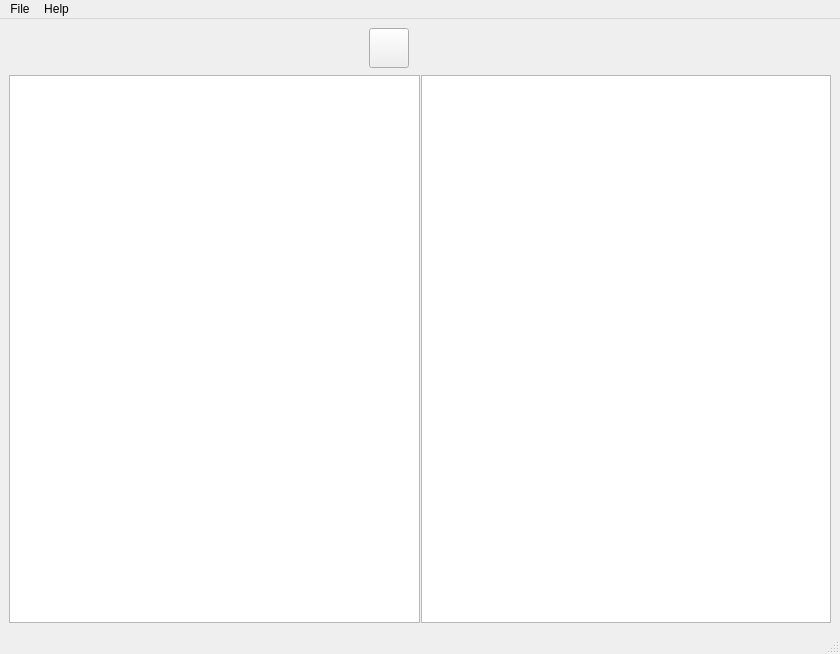
Old version of the form ic6_comm.ui in the repository xmartinly/ic6comm.
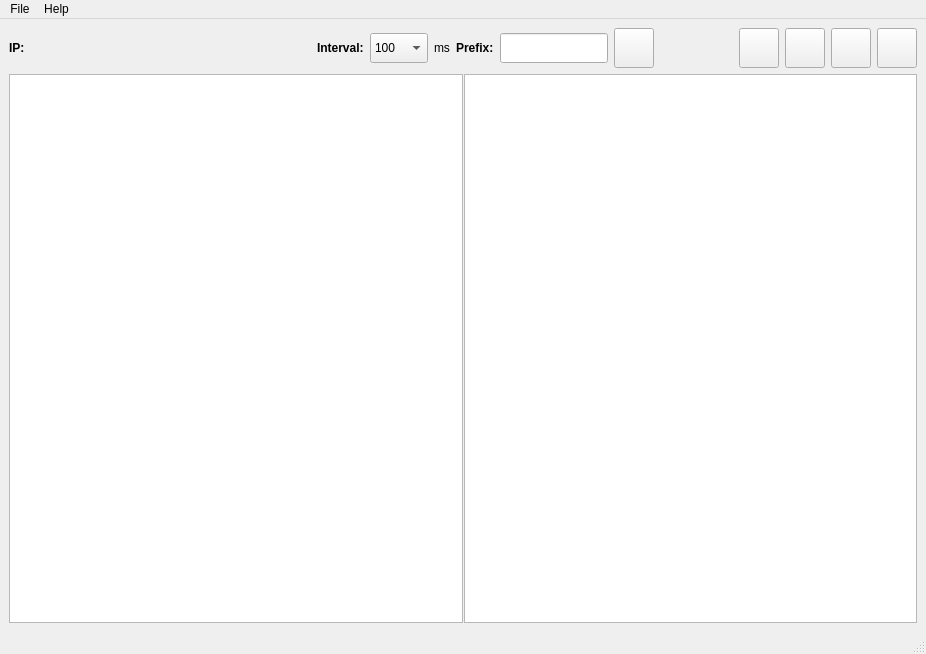
New version of the form. Icons and pictures are not drawn. Custom widgets are drawn as their Qt base class.

The edit to the form file:
```diff
--- a/ic6_comm.ui
+++ b/ic6_comm.ui
@@ -6,7 +6,7 @@
    <rect>
     <x>0</x>
     <y>0</y>
-    <width>840</width>
+    <width>926</width>
     <height>654</height>
    </rect>
   </property>
@@ -15,112 +15,74 @@
   </property>
   <widget class="QWidget" name="centralwidget">
    <layout class="QGridLayout" name="gridLayout" rowstretch="1,99">
-    <property name="verticalSpacing">
-     <number>7</number>
-    </property>
-    <item row="0" column="0">
-     <layout class="QHBoxLayout" name="horizontalLayout">
+    <item row="0" column="3">
+     <widget class="QComboBox" name="comboBox">
+      <property name="minimumSize">
+       <size>
+        <width>0</width>
+        <height>30</height>
+       </size>
+      </property>
       <item>
-       <widget class="IPAddress" name="widget" native="true">
-        <property name="minimumSize">
-         <size>
-          <width>340</width>
-          <height>40</height>
-         </size>
-        </property>
-        <property name="maximumSize">
-         <size>
-          <width>340</width>
-          <height>40</height>
-         </size>
-        </property>
-        <property name="font">
-         <font>
-          <pointsize>9</pointsize>
-         </font>
-        </property>
-        <property name="styleSheet">
-         <string notr="true"/>
-        </property>
-       </widget>
+       <property name="text">
+        <string>100</string>
+       </property>
       </item>
       <item>
-       <spacer name="horizontalSpacer_2">
-        <property name="orientation">
-         <enum>Qt::Horizontal</enum>
-        </property>
-        <property name="sizeType">
-         <enum>QSizePolicy::Fixed</enum>
-        </property>
-        <property name="sizeHint" stdset="0">
-         <size>
-          <width>20</width>
-          <height>20</height>
-         </size>
-        </property>
-       </spacer>
+       <property name="text">
+        <string>200</string>
+       </property>
       </item>
       <item>
-       <widget class="QToolButton" name="toolButton">
-        <property name="minimumSize">
-         <size>
-          <width>40</width>
-          <height>40</height>
-         </size>
-        </property>
-        <property name="maximumSize">
-         <size>
-          <width>40</width>
-          <height>40</height>
-         </size>
-        </property>
-        <property name="text">
-         <string/>
-        </property>
-        <property name="icon">
-         <iconset resource="facade/res.qrc">
-          <normaloff>:/Picture/svg/wm_search.svg</normaloff>:/Picture/svg/wm_search.svg</iconset>
-        </property>
-        <property name="iconSize">
-         <size>
-          <width>36</width>
-          <height>36</height>
-         </size>
-        </property>
-       </widget>
+       <property name="text">
+        <string>500</string>
+       </property>
       </item>
       <item>
-       <spacer name="horizontalSpacer">
-        <property name="orientation">
-         <enum>Qt::Horizontal</enum>
-        </property>
-        <property name="sizeType">
-         <enum>QSizePolicy::Fixed</enum>
-        </property>
-        <property name="sizeHint" stdset="0">
-         <size>
-          <width>40</width>
-          <height>20</height>
-         </size>
-        </property>
-       </spacer>
+       <property name="text">
+        <string>1000</string>
+       </property>
       </item>
       <item>
-       <widget class="QLabel" name="label">
-        <property name="font">
-         <font>
-          <pointsize>11</pointsize>
-          <italic>false</italic>
-         </font>
-        </property>
-        <property name="text">
-         <string/>
-        </property>
-       </widget>
+       <property name="text">
+        <string>2000</string>
+       </property>
       </item>
-     </layout>
+     </widget>
     </item>
-    <item row="1" column="0">
+    <item row="0" column="10">
+     <widget class="QToolButton" name="tb_stop">
+      <property name="minimumSize">
+       <size>
+        <width>40</width>
+        <height>40</height>
+       </size>
+      </property>
+      <property name="maximumSize">
+       <size>
+        <width>40</width>
+        <height>40</height>
+       </size>
+      </property>
+      <property name="toolTip">
+       <string>Stop all</string>
+      </property>
+      <property name="text">
+       <string/>
+      </property>
+      <property name="icon">
+       <iconset resource="facade/res.qrc">
+        <normaloff>:/Picture/svg/wm_stop.svg</normaloff>:/Picture/svg/wm_stop.svg</iconset>
+      </property>
+      <property name="iconSize">
+       <size>
+        <width>36</width>
+        <height>36</height>
+       </size>
+      </property>
+     </widget>
+    </item>
+    <item row="1" column="0" colspan="13">
      <widget class="QSplitter" name="splitter">
       <property name="styleSheet">
        <string notr="true"/>
@@ -135,6 +97,234 @@
       <widget class="QTableWidget" name="tbl_detail"/>
      </widget>
     </item>
+    <item row="0" column="11">
+     <widget class="QToolButton" name="tb_restart">
+      <property name="minimumSize">
+       <size>
+        <width>40</width>
+        <height>40</height>
+       </size>
+      </property>
+      <property name="maximumSize">
+       <size>
+        <width>40</width>
+        <height>40</height>
+       </size>
+      </property>
+      <property name="toolTip">
+       <string>Restart all</string>
+      </property>
+      <property name="text">
+       <string/>
+      </property>
+      <property name="icon">
+       <iconset resource="facade/res.qrc">
+        <normaloff>:/Picture/svg/wm_restart.svg</normaloff>:/Picture/svg/wm_restart.svg</iconset>
+      </property>
+      <property name="iconSize">
+       <size>
+        <width>36</width>
+        <height>36</height>
+       </size>
+      </property>
+     </widget>
+    </item>
+    <item row="0" column="1">
+     <widget class="IPAddress" name="widget" native="true">
+      <property name="minimumSize">
+       <size>
+        <width>280</width>
+        <height>25</height>
+       </size>
+      </property>
+     </widget>
+    </item>
+    <item row="0" column="2">
+     <widget class="QLabel" name="label_4">
+      <property name="minimumSize">
+       <size>
+        <width>0</width>
+        <height>30</height>
+       </size>
+      </property>
+      <property name="font">
+       <font>
+        <bold>true</bold>
+       </font>
+      </property>
+      <property name="text">
+       <string>Interval:</string>
+      </property>
+     </widget>
+    </item>
+    <item row="0" column="9">
+     <widget class="QToolButton" name="tb_start">
+      <property name="minimumSize">
+       <size>
+        <width>40</width>
+        <height>40</height>
+       </size>
+      </property>
+      <property name="maximumSize">
+       <size>
+        <width>40</width>
+        <height>40</height>
+       </size>
+      </property>
+      <property name="toolTip">
+       <string>Start all</string>
+      </property>
+      <property name="text">
+       <string/>
+      </property>
+      <property name="icon">
+       <iconset resource="facade/res.qrc">
+        <normaloff>:/Picture/svg/wm_play.svg</normaloff>:/Picture/svg/wm_play.svg</iconset>
+      </property>
+      <property name="iconSize">
+       <size>
+        <width>36</width>
+        <height>36</height>
+       </size>
+      </property>
+     </widget>
+    </item>
+    <item row="0" column="6">
+     <widget class="QLineEdit" name="lineEdit">
+      <property name="minimumSize">
+       <size>
+        <width>0</width>
+        <height>30</height>
+       </size>
+      </property>
+     </widget>
+    </item>
+    <item row="0" column="0">
+     <widget class="QLabel" name="label_2">
+      <property name="minimumSize">
+       <size>
+        <width>0</width>
+        <height>35</height>
+       </size>
+      </property>
+      <property name="font">
+       <font>
+        <bold>true</bold>
+       </font>
+      </property>
+      <property name="text">
+       <string>IP:</string>
+      </property>
+     </widget>
+    </item>
+    <item row="0" column="12">
+     <widget class="QToolButton" name="tb_folder">
+      <property name="minimumSize">
+       <size>
+        <width>40</width>
+        <height>40</height>
+       </size>
+      </property>
+      <property name="maximumSize">
+       <size>
+        <width>40</width>
+        <height>40</height>
+       </size>
+      </property>
+      <property name="toolTip">
+       <string>Open data folder</string>
+      </property>
+      <property name="text">
+       <string/>
+      </property>
+      <property name="icon">
+       <iconset resource="facade/res.qrc">
+        <normaloff>:/Picture/svg/wm_opened_folder.svg</normaloff>:/Picture/svg/wm_opened_folder.svg</iconset>
+      </property>
+      <property name="iconSize">
+       <size>
+        <width>36</width>
+        <height>36</height>
+       </size>
+      </property>
+     </widget>
+    </item>
+    <item row="0" column="4">
+     <widget class="QLabel" name="label_3">
+      <property name="minimumSize">
+       <size>
+        <width>0</width>
+        <height>35</height>
+       </size>
+      </property>
+      <property name="text">
+       <string>ms</string>
+      </property>
+     </widget>
+    </item>
+    <item row="0" column="5">
+     <widget class="QLabel" name="label_5">
+      <property name="minimumSize">
+       <size>
+        <width>0</width>
+        <height>35</height>
+       </size>
+      </property>
+      <property name="font">
+       <font>
+        <bold>true</bold>
+       </font>
+      </property>
+      <property name="text">
+       <string>Prefix:</string>
+      </property>
+     </widget>
+    </item>
+    <item row="0" column="7">
+     <widget class="QToolButton" name="tb_new">
+      <property name="minimumSize">
+       <size>
+        <width>40</width>
+        <height>40</height>
+       </size>
+      </property>
+      <property name="maximumSize">
+       <size>
+        <width>40</width>
+        <height>40</height>
+       </size>
+      </property>
+      <property name="toolTip">
+       <string>Add new IC/6</string>
+      </property>
+      <property name="text">
+       <string/>
+      </property>
+      <property name="icon">
+       <iconset resource="facade/res.qrc">
+        <normaloff>:/Picture/svg/wm_new_copy.svg</normaloff>:/Picture/svg/wm_new_copy.svg</iconset>
+      </property>
+      <property name="iconSize">
+       <size>
+        <width>36</width>
+        <height>36</height>
+       </size>
+      </property>
+     </widget>
+    </item>
+    <item row="0" column="8">
+     <spacer name="horizontalSpacer">
+      <property name="orientation">
+       <enum>Qt::Horizontal</enum>
+      </property>
+      <property name="sizeHint" stdset="0">
+       <size>
+        <width>40</width>
+        <height>20</height>
+       </size>
+      </property>
+     </spacer>
+    </item>
    </layout>
   </widget>
   <widget class="QMenuBar" name="menubar">
@@ -142,8 +332,8 @@
     <rect>
      <x>0</x>
      <y>0</y>
-     <width>840</width>
-     <height>24</height>
+     <width>926</width>
+     <height>20</height>
     </rect>
    </property>
    <widget class="QMenu" name="menuFile">
@@ -164,7 +354,11 @@
    <addaction name="menuFile"/>
    <addaction name="menuHelp"/>
   </widget>
-  <widget class="QStatusBar" name="statusbar"/>
+  <widget class="QStatusBar" name="statusbar">
+   <property name="styleSheet">
+    <string notr="true">color: #5B5B5B;</string>
+   </property>
+  </widget>
   <action name="act_comm_setting">
    <property name="text">
     <string>CommSetting</string>
```
Left out of the diff: 2 changed lines with no effect on the pictures.
